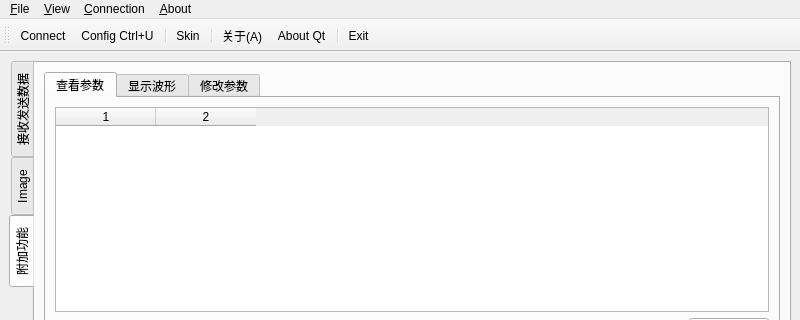
Qt form gui/mainwindow.ui (IronSublimate/serialport-bluetooth-helper) before a commit; both pictures show x 0 to 800 and y 0 to 320 of the 800 by 600 pixel window.
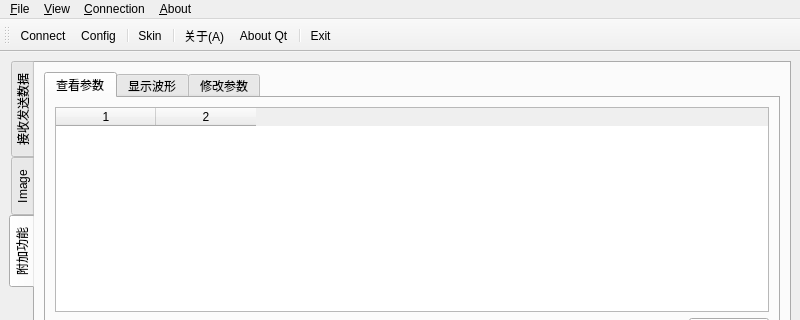
The same form after that commit. The open tabs and pages were chosen to show the change. Icons and pictures are not drawn. Custom widgets are drawn as their Qt base class.

Commit message: 修改界面上的文字

Diff of the .ui file:
```diff
--- a/gui/mainwindow.ui
+++ b/gui/mainwindow.ui
@@ -882,7 +882,7 @@
      <normaloff>:/img/settings.png</normaloff>:/img/settings.png</iconset>
    </property>
    <property name="text">
-    <string>&amp;Config Ctrl+U</string>
+    <string>&amp;Config</string>
    </property>
    <property name="toolTip">
     <string>Config Serial Port or Bluetooth</string>
```
Left out of the diff: 2 changed lines with no effect on the pictures. The commit also changes 2 other files.
